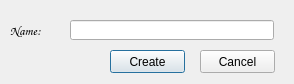
Qt form music_app/user_interface/ui_files/playlist.ui (markjantjuh/pws) before a commit.
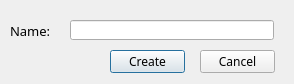
The same form after that commit.

Diff of the .ui file:
```diff
--- a/music_app/user_interface/ui_files/playlist.ui
+++ b/music_app/user_interface/ui_files/playlist.ui
@@ -34,7 +34,7 @@
    </property>
    <property name="font">
     <font>
-     <family>Comic Sans MS</family>
+     <family>Century Gothic</family>
      <pointsize>10</pointsize>
     </font>
    </property>
@@ -51,6 +51,11 @@
      <height>23</height>
     </rect>
    </property>
+   <property name="font">
+    <font>
+     <family>Century Gothic</family>
+    </font>
+   </property>
    <property name="text">
     <string>Create</string>
    </property>
@@ -64,6 +69,11 @@
      <height>23</height>
     </rect>
    </property>
+   <property name="font">
+    <font>
+     <family>Century Gothic</family>
+    </font>
+   </property>
    <property name="text">
     <string>Cancel</string>
    </property>
```
Left out of the diff: 5 changed lines with no effect on the pictures.
